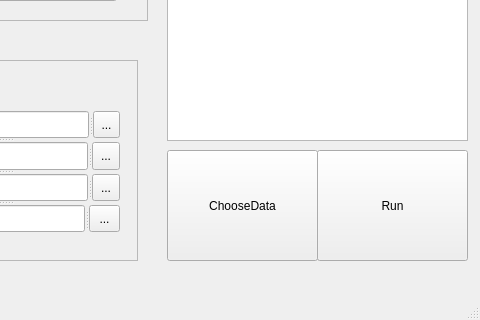
First picture: the form in mainwindow.ui, repository mcgrady20150318/BPNNGUI, before the edit; both pictures show x 453 to 933 and y 237 to 557 of the 933 by 557 pixel window.
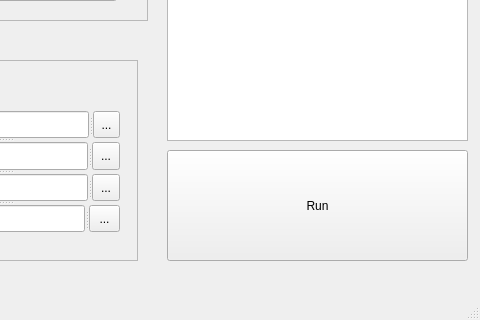
Second picture: the form after the edit.

Diff of the .ui file:
```diff
--- a/mainwindow.ui
+++ b/mainwindow.ui
@@ -17,9 +17,9 @@
    <widget class="QPushButton" name="RunBtn">
     <property name="geometry">
      <rect>
-      <x>770</x>
+      <x>620</x>
       <y>370</y>
-      <width>151</width>
+      <width>301</width>
       <height>111</height>
      </rect>
     </property>
@@ -384,19 +384,6 @@
      </rect>
     </property>
    </widget>
-   <widget class="QPushButton" name="pushButton">
-    <property name="geometry">
-     <rect>
-      <x>620</x>
-      <y>370</y>
-      <width>151</width>
-      <height>111</height>
-     </rect>
-    </property>
-    <property name="text">
-     <string>ChooseData</string>
-    </property>
-   </widget>
   </widget>
   <widget class="QMenuBar" name="menuBar">
    <property name="geometry">
```
